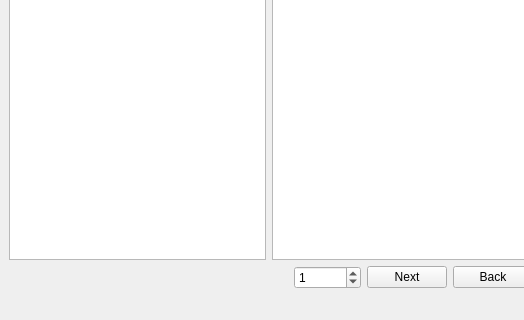
Old version of the form mainwindow.ui in the repository junps/mips_simulator_gui; both pictures show x 0 to 524 and y 280 to 600 of the 800 by 600 pixel window.
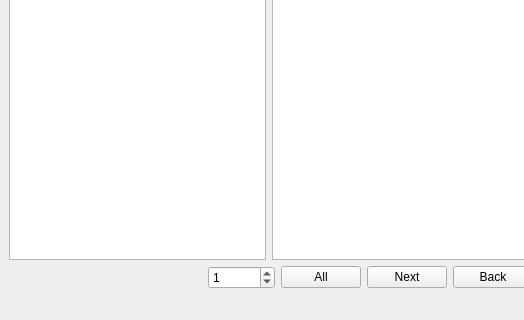
New version of the form.

Commit message: delete waste display, add All button

```diff
--- a/mainwindow.ui
+++ b/mainwindow.ui
@@ -55,6 +55,13 @@
           </property>
          </widget>
         </item>
+        <item>
+         <widget class="QPushButton" name="pushButton_All">
+          <property name="text">
+           <string>All</string>
+          </property>
+         </widget>
+        </item>
         <item>
          <widget class="QPushButton" name="pushButton_Next">
           <property name="text">
```
The commit also changes 9 other files.
